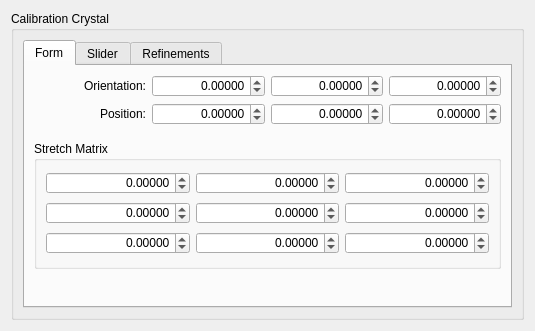
Above: hexrd/ui/resources/ui/calibration_crystal_editor.ui from HEXRD/hexrdgui before the change. Below: the same form after it.
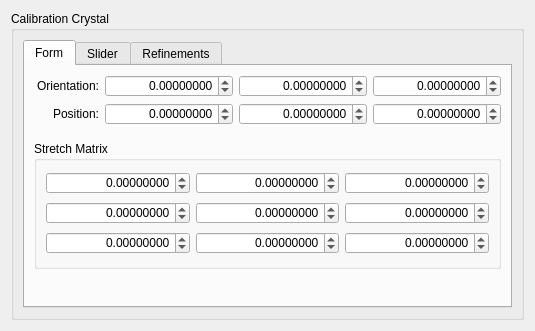
That is the form after the change. Custom widgets are drawn as their Qt base class.

Commit message:
Convert all to ScientificDoubleSpinBox
This converts all widgets that are QDoubleSpinBox to
ScientificDoubleSpinBox, except the ones inside the powder calibration
options, since they were already changed in a separate PR.

We should definitely do some testing to make sure these work...

```diff
--- a/hexrd/ui/resources/ui/calibration_crystal_editor.ui
+++ b/hexrd/ui/resources/ui/calibration_crystal_editor.ui
@@ -61,13 +61,13 @@
              <string/>
             </property>
             <property name="decimals">
-             <number>5</number>
+             <number>8</number>
             </property>
             <property name="minimum">
-             <double>-10000.000000000000000</double>
+             <double>-1000000.000000000000000</double>
             </property>
             <property name="maximum">
-             <double>10000.000000000000000</double>
+             <double>1000000.000000000000000</double>
             </property>
             <property name="singleStep">
              <double>0.100000000000000</double>
@@ -83,13 +83,13 @@
              <bool>false</bool>
             </property>
             <property name="decimals">
-             <number>5</number>
+             <number>8</number>
             </property>
             <property name="minimum">
-             <double>-10000.000000000000000</double>
+             <double>-1000000.000000000000000</double>
             </property>
             <property name="maximum">
-             <double>10000.000000000000000</double>
+             <double>1000000.000000000000000</double>
             </property>
             <property name="singleStep">
              <double>0.100000000000000</double>
@@ -108,13 +108,13 @@
              <string/>
             </property>
             <property name="decimals">
-             <number>5</number>
+             <number>8</number>
             </property>
             <property name="minimum">
-             <double>-10000.000000000000000</double>
+             <double>-1000000.000000000000000</double>
             </property>
             <property name="maximum">
-             <double>10000.000000000000000</double>
+             <double>1000000.000000000000000</double>
             </property>
             <property name="singleStep">
              <double>0.100000000000000</double>
@@ -156,13 +156,13 @@
              <string/>
             </property>
             <property name="decimals">
-             <number>5</number>
+             <number>8</number>
             </property>
             <property name="minimum">
-             <double>-10000.000000000000000</double>
+             <double>-1000000.000000000000000</double>
             </property>
             <property name="maximum">
-             <double>10000.000000000000000</double>
+             <double>1000000.000000000000000</double>
             </property>
             <property name="singleStep">
              <double>0.100000000000000</double>
@@ -196,13 +196,13 @@
                 <string/>
                </property>
                <property name="decimals">
-                <number>5</number>
+                <number>8</number>
                </property>
                <property name="minimum">
-                <double>-10000.000000000000000</double>
+                <double>-1000000.000000000000000</double>
                </property>
                <property name="maximum">
-                <double>10000.000000000000000</double>
+                <double>1000000.000000000000000</double>
                </property>
                <property name="singleStep">
                 <double>0.100000000000000</double>
@@ -224,13 +224,13 @@
                 <string/>
                </property>
                <property name="decimals">
-                <number>5</number>
+                <number>8</number>
                </property>
                <property name="minimum">
-                <double>-10000.000000000000000</double>
+                <double>-1000000.000000000000000</double>
                </property>
                <property name="maximum">
-                <double>10000.000000000000000</double>
+                <double>1000000.000000000000000</double>
                </property>
                <property name="singleStep">
                 <double>0.100000000000000</double>
@@ -252,13 +252,13 @@
                 <string/>
                </property>
                <property name="decimals">
-                <number>5</number>
+                <number>8</number>
                </property>
                <property name="minimum">
-                <double>-10000.000000000000000</double>
+                <double>-1000000.000000000000000</double>
                </property>
                <property name="maximum">
-                <double>10000.000000000000000</double>
+                <double>1000000.000000000000000</double>
                </property>
                <property name="singleStep">
                 <double>0.100000000000000</double>
@@ -280,13 +280,13 @@
                 <string/>
                </property>
                <property name="decimals">
-                <number>5</number>
+                <number>8</number>
                </property>
                <property name="minimum">
-                <double>-10000.000000000000000</double>
+                <double>-1000000.000000000000000</double>
                </property>
                <property name="maximum">
-                <double>10000.000000000000000</double>
+                <double>1000000.000000000000000</double>
                </property>
                <property name="singleStep">
                 <double>0.100000000000000</double>
@@ -305,13 +305,13 @@
                 <string/>
                </property>
                <property name="decimals">
-                <number>5</number>
+                <number>8</number>
                </property>
                <property name="minimum">
-                <double>-10000.000000000000000</double>
+                <double>-1000000.000000000000000</double>
                </property>
                <property name="maximum">
-                <double>10000.000000000000000</double>
+                <double>1000000.000000000000000</double>
                </property>
                <property name="singleStep">
                 <double>0.100000000000000</double>
@@ -330,13 +330,13 @@
                 <string/>
                </property>
                <property name="decimals">
-                <number>5</number>
+                <number>8</number>
                </property>
                <property name="minimum">
-                <double>-10000.000000000000000</double>
+                <double>-1000000.000000000000000</double>
                </property>
                <property name="maximum">
-                <double>10000.000000000000000</double>
+                <double>1000000.000000000000000</double>
                </property>
                <property name="singleStep">
                 <double>0.100000000000000</double>
@@ -355,13 +355,13 @@
                 <string/>
                </property>
                <property name="decimals">
-                <number>5</number>
+                <number>8</number>
                </property>
                <property name="minimum">
-                <double>-10000.000000000000000</double>
+                <double>-1000000.000000000000000</double>
                </property>
                <property name="maximum">
-                <double>10000.000000000000000</double>
+                <double>1000000.000000000000000</double>
                </property>
                <property name="singleStep">
                 <double>0.100000000000000</double>
@@ -380,13 +380,13 @@
                 <string/>
                </property>
                <property name="decimals">
-                <number>5</number>
+                <number>8</number>
                </property>
                <property name="minimum">
-                <double>-10000.000000000000000</double>
+                <double>-1000000.000000000000000</double>
                </property>
                <property name="maximum">
-                <double>10000.000000000000000</double>
+                <double>1000000.000000000000000</double>
                </property>
                <property name="singleStep">
                 <double>0.100000000000000</double>
@@ -405,13 +405,13 @@
                 <string/>
                </property>
                <property name="decimals">
-                <number>5</number>
+                <number>8</number>
                </property>
                <property name="minimum">
-                <double>-10000.000000000000000</double>
+                <double>-1000000.000000000000000</double>
                </property>
                <property name="maximum">
-                <double>10000.000000000000000</double>
+                <double>1000000.000000000000000</double>
                </property>
                <property name="singleStep">
                 <double>0.100000000000000</double>
@@ -440,13 +440,13 @@
              <bool>false</bool>
             </property>
             <property name="decimals">
-             <number>5</number>
+             <number>8</number>
             </property>
             <property name="minimum">
-             <double>-10000.000000000000000</double>
+             <double>-1000000.000000000000000</double>
             </property>
             <property name="maximum">
-             <double>10000.000000000000000</double>
+             <double>1000000.000000000000000</double>
             </property>
             <property name="singleStep">
              <double>0.100000000000000</double>
@@ -462,13 +462,13 @@
              <bool>false</bool>
             </property>
             <property name="decimals">
-             <number>5</number>
+             <number>8</number>
             </property>
             <property name="minimum">
-             <double>-10000.000000000000000</double>
+             <double>-1000000.000000000000000</double>
             </property>
             <property name="maximum">
-             <double>10000.000000000000000</double>
+             <double>1000000.000000000000000</double>
             </property>
             <property name="singleStep">
              <double>0.100000000000000</double>
@@ -548,6 +548,13 @@
    </item>
   </layout>
  </widget>
+ <customwidgets>
+  <customwidget>
+   <class>ScientificDoubleSpinBox</class>
+   <extends>QDoubleSpinBox</extends>
+   <header>scientificspinbox.h</header>
+  </customwidget>
+ </customwidgets>
  <tabstops>
   <tabstop>tab_widget</tabstop>
   <tabstop>orientation_0</tabstop>
```
Left out of the diff: 30 changed lines with no effect on the pictures. The commit also changes 10 other files.
